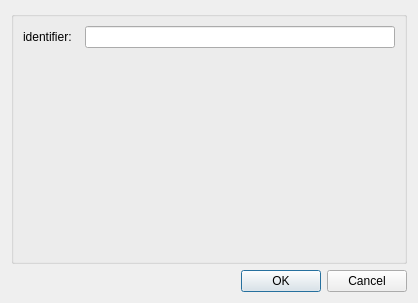
Above: mapclientplugins/argonviewerstep/qt/configuredialog.ui from hsorby/mapclientplugins.argonviewerstep before the change. Below: the same form after it.
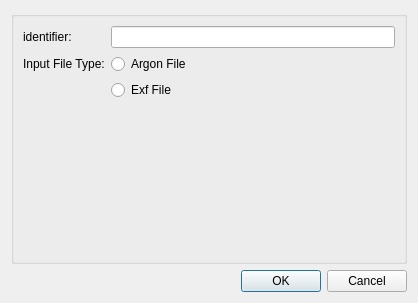
That is the form after the change.

Commit message: Export WebGL Json

```diff
--- a/mapclientplugins/argonviewerstep/qt/configuredialog.ui
+++ b/mapclientplugins/argonviewerstep/qt/configuredialog.ui
@@ -30,6 +30,27 @@
       <item row="0" column="1">
        <widget class="QLineEdit" name="lineEdit0"/>
       </item>
+      <item row="1" column="1">
+       <widget class="QRadioButton" name="argonFile_rb">
+        <property name="text">
+         <string>Argon File</string>
+        </property>
+       </widget>
+      </item>
+      <item row="2" column="1">
+       <widget class="QRadioButton" name="exfFile_rb">
+        <property name="text">
+         <string>Exf File</string>
+        </property>
+       </widget>
+      </item>
+      <item row="1" column="0">
+       <widget class="QLabel" name="label">
+        <property name="text">
+         <string>Input File Type:</string>
+        </property>
+       </widget>
+      </item>
      </layout>
     </widget>
    </item>
```
Left out of the diff: 20 changed lines with no effect on the pictures. The commit also changes 2 other files.
